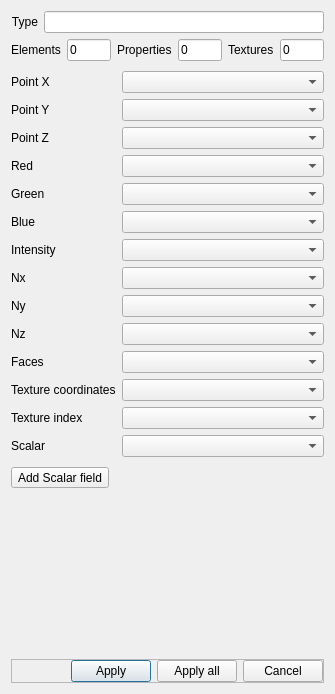
Before: the Qt Designer form libs/eCV_io/ui/openPlyFileDlg.ui in Asher-1/ACloudViewer, drawn with Qt 5.
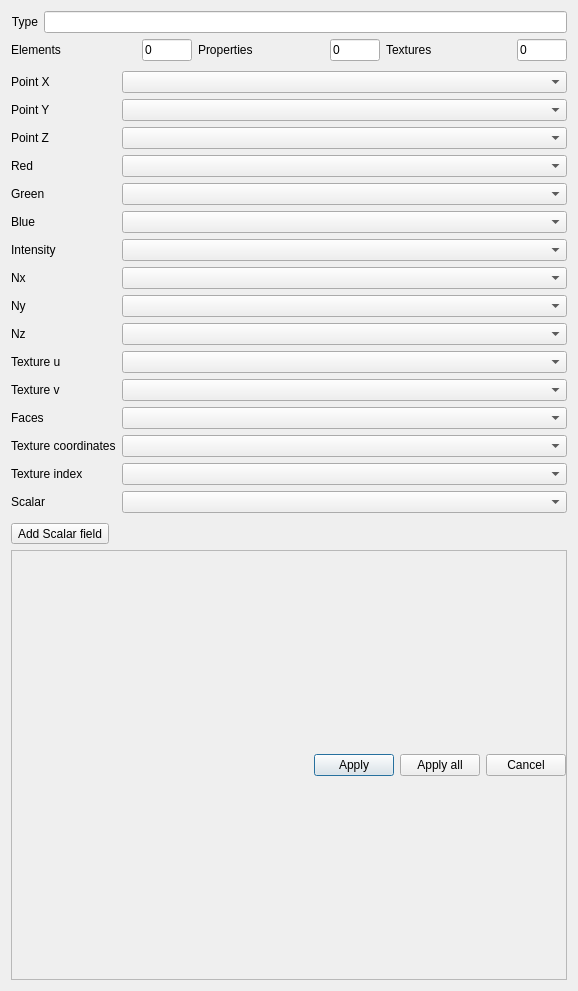
After: the same form once the commit is applied.

Commit message: add ply texture_u, texture_v support and bump version from 3.8.0 to 3.9.0

Patch:
```diff
--- a/libs/eCV_io/ui/openPlyFileDlg.ui
+++ b/libs/eCV_io/ui/openPlyFileDlg.ui
@@ -6,8 +6,8 @@
    <rect>
     <x>0</x>
     <y>0</y>
-    <width>335</width>
-    <height>694</height>
+    <width>578</width>
+    <height>991</height>
    </rect>
   </property>
   <property name="windowTitle">
@@ -15,7 +15,7 @@
   </property>
   <layout class="QVBoxLayout" name="verticalLayout">
    <item>
-    <layout class="QHBoxLayout">
+    <layout class="QHBoxLayout" name="hlayout">
      <item>
       <widget class="QLabel" name="label">
        <property name="text">
@@ -36,7 +36,7 @@
     </layout>
    </item>
    <item>
-    <layout class="QHBoxLayout">
+    <layout class="QHBoxLayout" name="hlayout2">
      <item>
       <widget class="QLabel" name="label_2">
        <property name="text">
@@ -119,9 +119,6 @@
      <property name="topMargin">
       <number>4</number>
      </property>
-     <property name="rightMargin">
-      <number>0</number>
-     </property>
      <property name="bottomMargin">
       <number>4</number>
      </property>
@@ -195,76 +192,96 @@
      <item row="6" column="1">
       <widget class="QComboBox" name="iComboBox"/>
      </item>
-     <item row="8" column="0">
+     <item row="7" column="0">
       <widget class="QLabel" name="label_12">
        <property name="text">
         <string notr="true">Nx</string>
        </property>
       </widget>
      </item>
-     <item row="8" column="1">
+     <item row="7" column="1">
       <widget class="QComboBox" name="nxComboBox"/>
      </item>
-     <item row="9" column="0">
+     <item row="8" column="0">
       <widget class="QLabel" name="label_13">
        <property name="text">
         <string notr="true">Ny</string>
        </property>
       </widget>
      </item>
-     <item row="9" column="1">
+     <item row="8" column="1">
       <widget class="QComboBox" name="nyComboBox"/>
      </item>
-     <item row="10" column="0">
+     <item row="9" column="0">
       <widget class="QLabel" name="label_14">
        <property name="text">
         <string notr="true">Nz</string>
        </property>
       </widget>
      </item>
-     <item row="10" column="1">
+     <item row="9" column="1">
       <widget class="QComboBox" name="nzComboBox"/>
      </item>
+     <item row="10" column="0">
+      <widget class="QLabel" name="label_20">
+       <property name="text">
+        <string notr="true">Texture u</string>
+       </property>
+      </widget>
+     </item>
      <item row="11" column="0">
+      <widget class="QLabel" name="label_19">
+       <property name="text">
+        <string notr="true">Texture v</string>
+       </property>
+      </widget>
+     </item>
+     <item row="12" column="0">
       <widget class="QLabel" name="label_15">
        <property name="text">
         <string>Faces</string>
        </property>
       </widget>
      </item>
-     <item row="11" column="1">
-      <widget class="QComboBox" name="facesComboBox"/>
-     </item>
-     <item row="12" column="0">
+     <item row="13" column="0">
       <widget class="QLabel" name="label_16">
        <property name="text">
         <string>Texture coordinates</string>
        </property>
       </widget>
      </item>
-     <item row="12" column="1">
-      <widget class="QComboBox" name="textCoordsComboBox"/>
-     </item>
-     <item row="14" column="1">
-      <widget class="QComboBox" name="sfComboBox"/>
-     </item>
      <item row="14" column="0">
-      <widget class="QLabel" name="label_11">
-       <property name="text">
-        <string>Scalar</string>
-       </property>
-      </widget>
-     </item>
-     <item row="13" column="0">
       <widget class="QLabel" name="label_17">
        <property name="text">
         <string>Texture index</string>
        </property>
       </widget>
      </item>
+     <item row="15" column="0">
+      <widget class="QLabel" name="label_11">
+       <property name="text">
+        <string>Scalar</string>
+       </property>
+      </widget>
+     </item>
+     <item row="10" column="1">
+      <widget class="QComboBox" name="tuComboBox"/>
+     </item>
+     <item row="11" column="1">
+      <widget class="QComboBox" name="tvComboBox"/>
+     </item>
+     <item row="12" column="1">
+      <widget class="QComboBox" name="facesComboBox"/>
+     </item>
      <item row="13" column="1">
+      <widget class="QComboBox" name="textCoordsComboBox"/>
+     </item>
+     <item row="14" column="1">
       <widget class="QComboBox" name="texIndexComboBox"/>
      </item>
+     <item row="15" column="1">
+      <widget class="QComboBox" name="sfComboBox"/>
+     </item>
     </layout>
    </item>
    <item>
@@ -274,19 +291,6 @@
      </property>
     </widget>
    </item>
-   <item>
-    <spacer name="verticalSpacer">
-     <property name="orientation">
-      <enum>Qt::Vertical</enum>
-     </property>
-     <property name="sizeHint" stdset="0">
-      <size>
-       <width>20</width>
-       <height>40</height>
-      </size>
-     </property>
-    </spacer>
-   </item>
    <item>
     <widget class="QFrame" name="buttonFrame">
      <property name="frameShape">
```
The commit also changes 8 other files.
